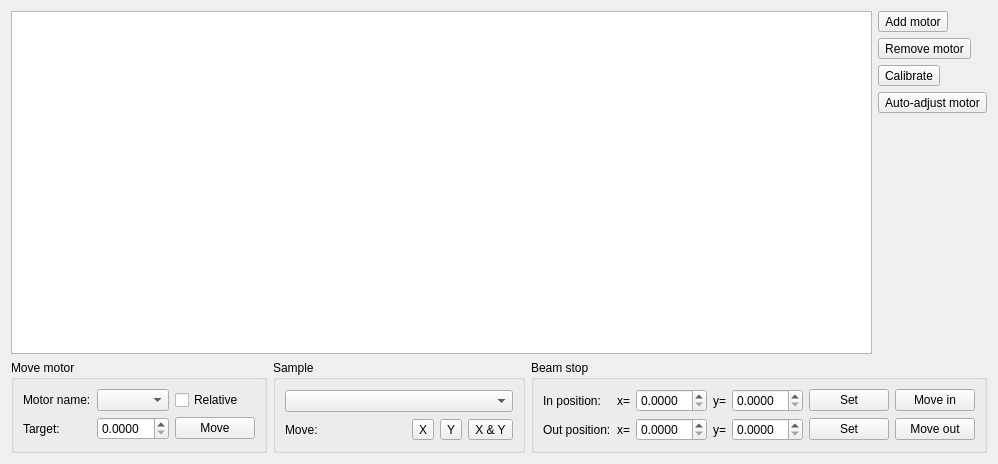
This is cct/qtgui2/devices/motors/motorview.ui in awacha/cct as Qt 5 draws it before an edit. The edited form follows.
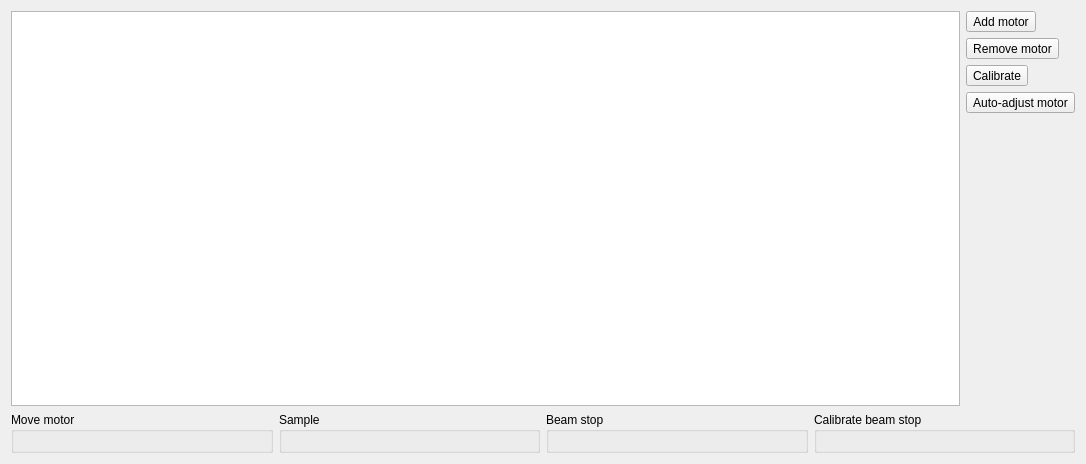
This is the edited form. Icons and pictures are not drawn.

Commit message: Refactored motor GUI: split independent functions

Diff of the .ui file:
```diff
--- a/cct/qtgui2/devices/motors/motorview.ui
+++ b/cct/qtgui2/devices/motors/motorview.ui
@@ -6,7 +6,7 @@
    <rect>
     <x>0</x>
     <y>0</y>
-    <width>998</width>
+    <width>1086</width>
     <height>464</height>
    </rect>
   </property>
@@ -148,46 +148,6 @@
        <property name="title">
         <string>Move motor</string>
        </property>
-       <layout class="QGridLayout" name="gridLayout_2">
-        <item row="1" column="0">
-         <widget class="QLabel" name="label_5">
-          <property name="text">
-           <string>Target:</string>
-          </property>
-         </widget>
-        </item>
-        <item row="0" column="0">
-         <widget class="QLabel" name="label_4">
-          <property name="text">
-           <string>Motor name:</string>
-          </property>
-         </widget>
-        </item>
-        <item row="0" column="1">
-         <widget class="QComboBox" name="motorNameComboBox"/>
-        </item>
-        <item row="1" column="1">
-         <widget class="QDoubleSpinBox" name="motorTargetDoubleSpinBox">
-          <property name="decimals">
-           <number>4</number>
-          </property>
-         </widget>
-        </item>
-        <item row="0" column="2">
-         <widget class="QCheckBox" name="relativeMovementCheckBox">
-          <property name="text">
-           <string>Relative</string>
-          </property>
-         </widget>
-        </item>
-        <item row="1" column="2">
-         <widget class="QPushButton" name="moveMotorPushButton">
-          <property name="text">
-           <string>Move</string>
-          </property>
-         </widget>
-        </item>
-       </layout>
       </widget>
      </item>
      <item>
@@ -195,43 +155,6 @@
        <property name="title">
         <string>Sample</string>
        </property>
-       <layout class="QGridLayout" name="gridLayout_3">
-        <item row="0" column="0">
-         <widget class="QComboBox" name="sampleNameComboBox"/>
-        </item>
-        <item row="2" column="0">
-         <layout class="QHBoxLayout" name="horizontalLayout_3">
-          <item>
-           <widget class="QLabel" name="label_9">
-            <property name="text">
-             <string>Move:</string>
-            </property>
-           </widget>
-          </item>
-          <item>
-           <widget class="QToolButton" name="movetoSampleXToolButton">
-            <property name="text">
-             <string>X</string>
-            </property>
-           </widget>
-          </item>
-          <item>
-           <widget class="QToolButton" name="movetoSampleYToolButton">
-            <property name="text">
-             <string>Y</string>
-            </property>
-           </widget>
-          </item>
-          <item>
-           <widget class="QToolButton" name="movetoSampleToolButton">
-            <property name="text">
-             <string>X &amp;&amp; Y</string>
-            </property>
-           </widget>
-          </item>
-         </layout>
-        </item>
-       </layout>
       </widget>
      </item>
      <item>
@@ -239,130 +162,14 @@
        <property name="title">
         <string>Beam stop</string>
        </property>
-       <layout class="QGridLayout" name="gridLayout_4">
-        <item row="0" column="5">
-         <widget class="QPushButton" name="calibrateBeamStopInPushButton">
-          <property name="sizePolicy">
-           <sizepolicy hsizetype="Maximum" vsizetype="Fixed">
-            <horstretch>0</horstretch>
-            <verstretch>0</verstretch>
-           </sizepolicy>
-          </property>
-          <property name="text">
-           <string>Set</string>
-          </property>
-         </widget>
-        </item>
-        <item row="1" column="6">
-         <widget class="QPushButton" name="moveBeamStopOutPushButton">
-          <property name="sizePolicy">
-           <sizepolicy hsizetype="Maximum" vsizetype="Fixed">
-            <horstretch>0</horstretch>
-            <verstretch>0</verstretch>
-           </sizepolicy>
-          </property>
-          <property name="text">
-           <string>Move out</string>
-          </property>
-         </widget>
-        </item>
-        <item row="1" column="5">
-         <widget class="QPushButton" name="calibrateBeamStopOutPushButton">
-          <property name="sizePolicy">
-           <sizepolicy hsizetype="Maximum" vsizetype="Fixed">
-            <horstretch>0</horstretch>
-            <verstretch>0</verstretch>
-           </sizepolicy>
-          </property>
-          <property name="text">
-           <string>Set</string>
-          </property>
-         </widget>
-        </item>
-        <item row="0" column="6">
-         <widget class="QPushButton" name="moveBeamStopInPushButton">
-          <property name="sizePolicy">
-           <sizepolicy hsizetype="Maximum" vsizetype="Fixed">
-            <horstretch>0</horstretch>
-            <verstretch>0</verstretch>
-           </sizepolicy>
-          </property>
-          <property name="text">
-           <string>Move in</string>
-          </property>
-         </widget>
-        </item>
-        <item row="0" column="2">
-         <widget class="QDoubleSpinBox" name="beamStopInXDoubleSpinBox">
-          <property name="decimals">
-           <number>4</number>
-          </property>
-         </widget>
-        </item>
-        <item row="0" column="1">
-         <widget class="QLabel" name="label_3">
-          <property name="text">
-           <string>x=</string>
-          </property>
-         </widget>
-        </item>
-        <item row="1" column="2">
-         <widget class="QDoubleSpinBox" name="beamStopOutXDoubleSpinBox">
-          <property name="decimals">
-           <number>4</number>
-          </property>
-         </widget>
-        </item>
-        <item row="0" column="0">
-         <widget class="QLabel" name="label">
-          <property name="text">
-           <string>In position:</string>
-          </property>
-         </widget>
-        </item>
-        <item row="0" column="4">
-         <widget class="QDoubleSpinBox" name="beamStopInYDoubleSpinBox">
-          <property name="decimals">
-           <number>4</number>
-          </property>
-         </widget>
-        </item>
-        <item row="1" column="1">
-         <widget class="QLabel" name="label_6">
-          <property name="text">
-           <string>x=</string>
-          </property>
-         </widget>
-        </item>
-        <item row="1" column="0">
-         <widget class="QLabel" name="label_2">
-          <property name="text">
-           <string>Out position:</string>
-          </property>
-         </widget>
-        </item>
-        <item row="1" column="4">
-         <widget class="QDoubleSpinBox" name="beamStopOutYDoubleSpinBox">
-          <property name="decimals">
-           <number>4</number>
-          </property>
-         </widget>
-        </item>
-        <item row="0" column="3">
-         <widget class="QLabel" name="label_7">
-          <property name="text">
-           <string>y=</string>
-          </property>
-         </widget>
-        </item>
-        <item row="1" column="3">
-         <widget class="QLabel" name="label_8">
-          <property name="text">
-           <string>y=</string>
-          </property>
-         </widget>
-        </item>
-       </layout>
+      </widget>
+     </item>
+     <item>
+      <widget class="QGroupBox" name="beamStopCalibratorGroupBox">
+       <property name="title">
+        <string>Calibrate beam stop</string>
+       </property>
+       <layout class="QHBoxLayout" name="horizontalLayout_3"/>
       </widget>
      </item>
     </layout>
```
Left out of the diff: 19 changed lines with no effect on the pictures. The commit also changes 11 other files.
